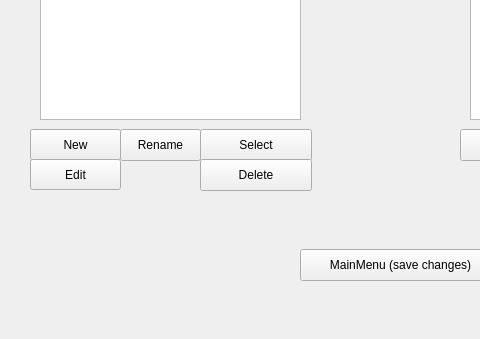
This is levelmaker.ui in Dejan-Ilic/Pacmanv3 as Qt 5 draws it before an edit; both pictures show x 0 to 480 and y 261 to 600 of the 800 by 600 pixel window. The edited form follows.
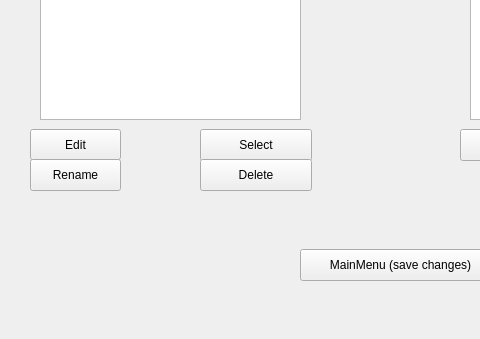
This is the edited form.

```diff
--- a/levelmaker.ui
+++ b/levelmaker.ui
@@ -124,24 +124,11 @@
       <string>Deselect</string>
      </property>
     </widget>
-    <widget class="QPushButton" name="NewButton">
-     <property name="geometry">
-      <rect>
-       <x>30</x>
-       <y>390</y>
-       <width>91</width>
-       <height>31</height>
-      </rect>
-     </property>
-     <property name="text">
-      <string>New</string>
-     </property>
-    </widget>
     <widget class="QPushButton" name="EditButton">
      <property name="geometry">
       <rect>
        <x>30</x>
-       <y>420</y>
+       <y>390</y>
        <width>91</width>
        <height>31</height>
       </rect>
@@ -192,9 +179,9 @@
     <widget class="QPushButton" name="SelectButton_2">
      <property name="geometry">
       <rect>
-       <x>120</x>
-       <y>390</y>
-       <width>81</width>
+       <x>30</x>
+       <y>420</y>
+       <width>91</width>
        <height>32</height>
       </rect>
      </property>
```
Left out of the diff: 6 changed lines with no effect on the pictures.
